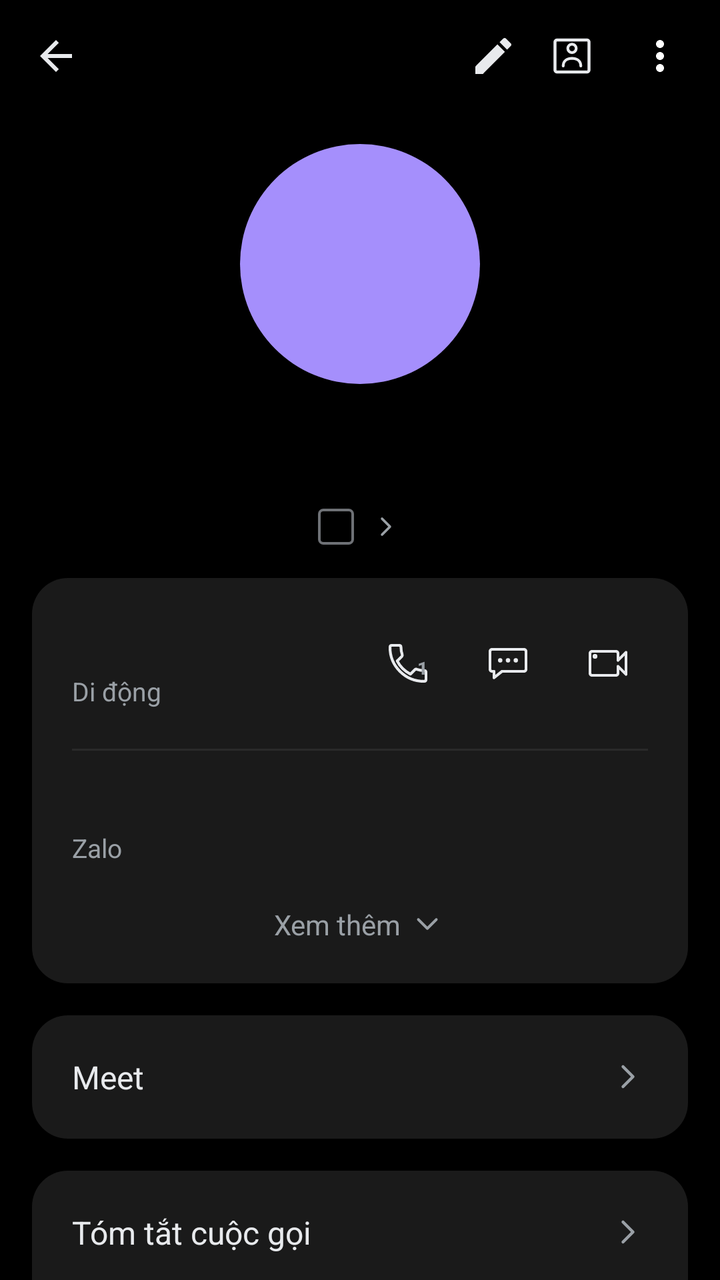
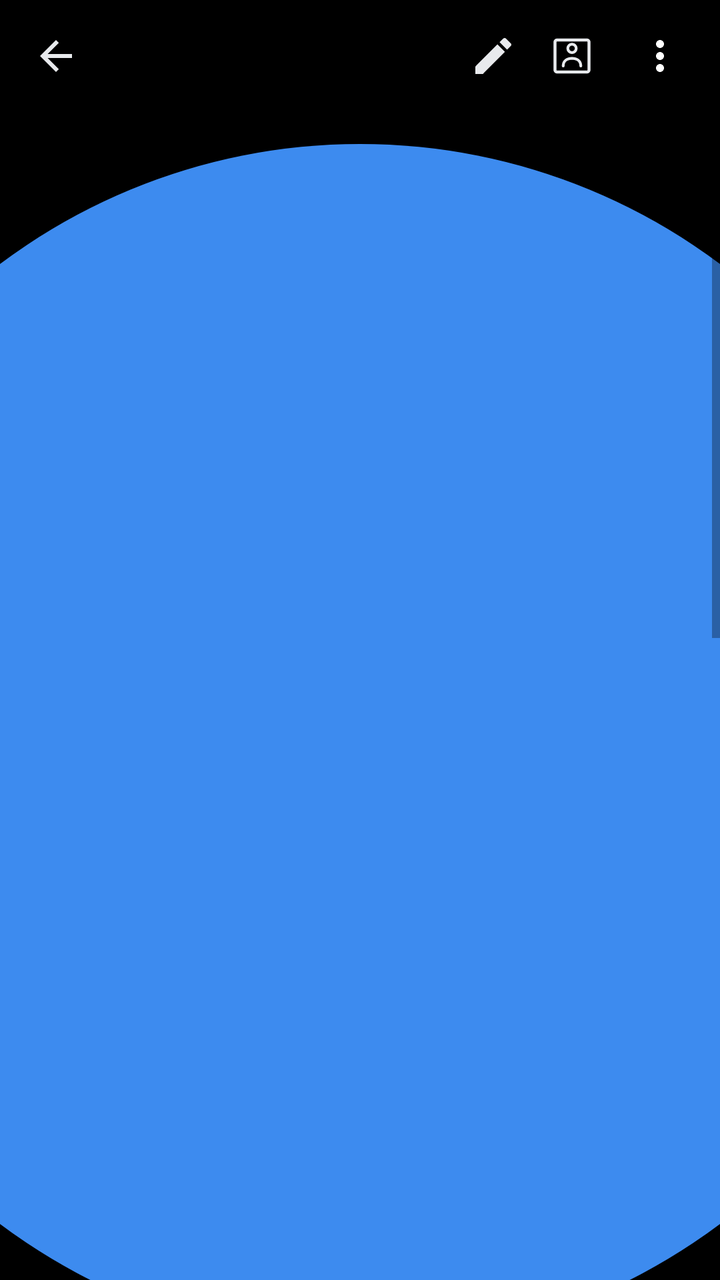

Two renders of the same Android screen: before a commit and after it. Below are the layout's source before the change and the commit's diff.
<!-- AndroidManifest.xml: application theme Theme.SimpleCall -->
<!-- res/layout/fragment_call_history.xml -->
<?xml version="1.0" encoding="utf-8"?>
<LinearLayout xmlns:android="http://schemas.android.com/apk/res/android"
    xmlns:app="http://schemas.android.com/apk/res-auto"
    android:layout_width="match_parent"
    android:layout_height="match_parent"
    android:orientation="vertical"
    android:background="@color/bg">

    
    <LinearLayout
        android:layout_width="match_parent" android:layout_height="56dp"
        android:orientation="horizontal" android:gravity="center_vertical"
        android:paddingStart="4dp" android:paddingEnd="8dp">

        <ImageButton android:id="@+id/btnBack"
            android:layout_width="48dp" android:layout_height="48dp"
            android:background="@android:color/transparent"
            android:src="@drawable/ic_arrow_back"
            android:contentDescription="Quay lại" />

        <Space android:layout_width="0dp" android:layout_height="1dp" android:layout_weight="1" />

        <ImageButton android:id="@+id/btnEdit"
            android:layout_width="35dp" android:layout_height="35dp"
            android:background="@android:color/transparent"
            android:src="@drawable/ic_edit"
            android:contentDescription="Sửa" />

        <ImageButton android:id="@+id/btnContactCard"
            android:layout_width="44dp" android:layout_height="44dp"
            android:background="@android:color/transparent"
            android:src="@drawable/ic_contact_card"
            android:contentDescription="Thẻ liên hệ" />

        <ImageButton android:id="@+id/btnMore"
            android:layout_width="44dp" android:layout_height="44dp"
            android:background="@android:color/transparent"
            android:src="@drawable/ic_more_vert"
            android:contentDescription="Thêm" />
    </LinearLayout>

    <ScrollView
        android:layout_width="match_parent" android:layout_height="0dp"
        android:layout_weight="1"
        android:clipToPadding="false"
        android:paddingBottom="24dp">

        <LinearLayout
            android:layout_width="match_parent" android:layout_height="wrap_content"
            android:orientation="vertical">

            
            <FrameLayout
                android:layout_width="120dp" android:layout_height="120dp"
                android:layout_gravity="center_horizontal"
                android:layout_marginTop="16dp">

                <TextView android:id="@+id/tvAvatar"
                    android:layout_width="120dp" android:layout_height="120dp"
                    android:background="@drawable/bg_avatar_circle"
                    android:gravity="center"
                    android:textSize="48sp" android:textColor="@color/white"
                    android:fontFamily="sans-serif-medium" />

                <ImageView android:id="@+id/ivDefaultAvatar"
                    android:layout_width="120dp" android:layout_height="120dp"
                    android:background="@drawable/bg_avatar_default"
                    android:src="@drawable/ic_person"
                    android:scaleType="center"
                    android:padding="30dp"
                    app:tint="@color/white"
                    android:visibility="gone"
                    android:contentDescription="@string/contact_photo" />
            </FrameLayout>

            
            <TextView android:id="@+id/tvTitle"
                android:layout_width="wrap_content" android:layout_height="wrap_content"
                android:layout_gravity="center_horizontal"
                android:layout_marginTop="16dp"
                android:layout_marginStart="32dp" android:layout_marginEnd="32dp"
                android:gravity="center"
                android:textSize="27sp" android:textStyle="bold"
                android:textColor="@color/text_primary"
                android:fontFamily="sans-serif-medium" />

            
            <LinearLayout android:id="@+id/rowSimDefault"
                android:layout_width="wrap_content" android:layout_height="wrap_content"
                android:layout_gravity="center_horizontal"
                android:layout_marginTop="10dp"
                android:orientation="horizontal" android:gravity="center_vertical"
                android:clickable="true" android:focusable="true">

                <TextView android:id="@+id/tvSimBadge"
                    android:layout_width="18dp" android:layout_height="18dp"
                    android:background="@drawable/bg_sim_badge"
                    android:gravity="center"
                    android:textSize="11sp" android:textColor="@color/text_secondary" />

                <TextView android:id="@+id/tvSubtitle"
                    android:layout_width="wrap_content" android:layout_height="wrap_content"
                    android:layout_marginStart="6dp"
                    android:textSize="14sp" android:textColor="@color/text_secondary" />

                <ImageView
                    android:layout_width="16dp" android:layout_height="16dp"
                    android:layout_marginStart="2dp"
                    android:src="@drawable/ic_chevron_right" />
            </LinearLayout>

            
            <LinearLayout
                android:layout_width="match_parent" android:layout_height="wrap_content"
                android:layout_margin="16dp"
                android:orientation="vertical"
                android:background="@drawable/bg_card_rounded"
                android:padding="20dp">

                <LinearLayout
                    android:layout_width="match_parent" android:layout_height="wrap_content"
                    android:orientation="horizontal" android:gravity="center_vertical">

                    <LinearLayout
                        android:layout_width="0dp" android:layout_height="wrap_content"
                        android:layout_weight="1" android:orientation="vertical">

                        <TextView android:id="@+id/tvNumber"
                            android:layout_width="wrap_content" android:layout_height="wrap_content"
                            android:textSize="19sp" android:textColor="@color/text_primary" />

                        <TextView android:id="@+id/tvNumberType"
                            android:layout_width="wrap_content" android:layout_height="wrap_content"
                            android:layout_marginTop="2dp"
                            android:text="@string/number_type_mobile"
                            android:textSize="13sp" android:textColor="@color/text_secondary" />
                    </LinearLayout>

                    
                    <FrameLayout
                        android:layout_width="40dp"
                        android:layout_height="40dp">
                        <ImageButton android:id="@+id/btnCallRow"
                            android:layout_width="match_parent"
                            android:layout_height="match_parent"
                            android:background="@android:color/transparent"
                            android:src="@drawable/ic_call_outline"
                            android:contentDescription="@string/call" />
                        
                        <TextView
                            android:id="@+id/tvCallSimNum"
                            android:layout_width="wrap_content"
                            android:layout_height="wrap_content"
                            android:layout_gravity="top|end"
                            android:layout_marginTop="16dp"
                            android:layout_marginEnd="10dp"
                            android:text="1"
                            android:textSize="9sp"
                            android:textStyle="bold"
                            android:textColor="@color/text_secondary"
                            android:fontFamily="sans-serif-medium" />
                    </FrameLayout>

                    <ImageButton android:id="@+id/btnMessageRow"
                        android:layout_width="40dp" android:layout_height="40dp"
                        android:layout_marginStart="10dp"
                        android:background="@android:color/transparent"
                        android:src="@drawable/ic_message_outline"
                        android:contentDescription="Nhắn tin" />

                    <ImageButton android:id="@+id/btnVideoRow"
                        android:layout_width="40dp" android:layout_height="40dp"
                        android:layout_marginStart="10dp"
                        android:background="@android:color/transparent"
                        android:src="@drawable/ic_video_call_outline"
                        android:contentDescription="Video call" />
                </LinearLayout>

                <View android:id="@+id/divBeforeZalo"
                    android:layout_width="match_parent" android:layout_height="1dp"
                    android:layout_marginTop="20dp" android:layout_marginBottom="16dp"
                    android:background="@color/divider" />

                <LinearLayout android:id="@+id/rowZalo"
                    android:layout_width="match_parent" android:layout_height="wrap_content"
                    android:orientation="vertical"
                    android:clickable="true" android:focusable="true">

                    <TextView android:id="@+id/tvZalo"
                        android:layout_width="wrap_content" android:layout_height="wrap_content"
                        android:textSize="16sp" android:textColor="@color/text_primary" />

                    <TextView
                        android:layout_width="wrap_content" android:layout_height="wrap_content"
                        android:layout_marginTop="2dp"
                        android:text="Zalo"
                        android:textSize="13sp" android:textColor="@color/text_secondary" />
                </LinearLayout>

                <LinearLayout android:id="@+id/rowSeeMore"
                    android:layout_width="match_parent" android:layout_height="wrap_content"
                    android:layout_marginTop="20dp"
                    android:orientation="horizontal" android:gravity="center"
                    android:clickable="true" android:focusable="true">

                    <TextView
                        android:layout_width="wrap_content" android:layout_height="wrap_content"
                        android:text="Xem thêm"
                        android:textSize="14sp" android:textColor="@color/text_secondary" />

                    <ImageView
                        android:layout_width="18dp" android:layout_height="18dp"
                        android:layout_marginStart="4dp"
                        android:src="@drawable/ic_chevron_down" />
                </LinearLayout>
            </LinearLayout>

            
            <LinearLayout android:id="@+id/rowMeet"
                android:layout_width="match_parent" android:layout_height="wrap_content"
                android:layout_marginStart="16dp" android:layout_marginEnd="16dp"
                android:orientation="horizontal" android:gravity="center_vertical"
                android:background="@drawable/bg_card_rounded"
                android:padding="20dp"
                android:clickable="true" android:focusable="true">

                <TextView
                    android:layout_width="0dp" android:layout_height="wrap_content"
                    android:layout_weight="1"
                    android:text="Meet"
                    android:textSize="16sp" android:textColor="@color/text_primary" />

                <ImageView
                    android:layout_width="20dp" android:layout_height="20dp"
                    android:src="@drawable/ic_chevron_right" />
            </LinearLayout>

            
            <LinearLayout
                android:layout_width="match_parent" android:layout_height="wrap_content"
                android:layout_margin="16dp"
                android:orientation="vertical"
                android:background="@drawable/bg_card_rounded">

                <LinearLayout android:id="@+id/rowCallSummary"
                    android:layout_width="match_parent" android:layout_height="wrap_content"
                    android:orientation="horizontal" android:gravity="center_vertical"
                    android:padding="20dp"
                    android:clickable="true" android:focusable="true">

                    <TextView
                        android:layout_width="0dp" android:layout_height="wrap_content"
                        android:layout_weight="1"
                        android:text="Tóm tắt cuộc gọi"
                        android:textSize="16sp" android:textColor="@color/text_primary" />

                    <ImageView
                        android:layout_width="20dp" android:layout_height="20dp"
                        android:src="@drawable/ic_chevron_right" />
                </LinearLayout>

                <View
                    android:layout_width="match_parent" android:layout_height="1dp"
                    android:layout_marginStart="20dp" android:layout_marginEnd="20dp"
                    android:background="@color/divider" />

                <LinearLayout android:id="@+id/rowCallRecording"
                    android:layout_width="match_parent" android:layout_height="wrap_content"
                    android:orientation="horizontal" android:gravity="center_vertical"
                    android:padding="20dp"
                    android:clickable="true" android:focusable="true">

                    <TextView
                        android:layout_width="0dp" android:layout_height="wrap_content"
                        android:layout_weight="1"
                        android:text="Bản ghi âm cuộc gọi"
                        android:textSize="16sp" android:textColor="@color/text_primary" />

                    <ImageView
                        android:layout_width="20dp" android:layout_height="20dp"
                        android:src="@drawable/ic_chevron_right" />
                </LinearLayout>
            </LinearLayout>

            
            <LinearLayout android:id="@+id/cardAddContact"
                android:layout_width="match_parent" android:layout_height="wrap_content"
                android:layout_margin="16dp"
                android:orientation="vertical"
                android:background="@drawable/bg_card_rounded"
                android:visibility="gone">

                <LinearLayout android:id="@+id/rowCreateContact"
                    android:layout_width="match_parent" android:layout_height="wrap_content"
                    android:orientation="horizontal" android:gravity="center_vertical"
                    android:padding="20dp"
                    android:clickable="true" android:focusable="true">

                    <TextView
                        android:layout_width="0dp" android:layout_height="wrap_content"
                        android:layout_weight="1"
                        android:text="Tạo liên hệ mới"
                        android:textSize="16sp" android:textColor="@color/text_primary" />

                    <ImageView
                        android:layout_width="20dp" android:layout_height="20dp"
                        android:src="@drawable/ic_chevron_right" />
                </LinearLayout>

                <View
                    android:layout_width="match_parent" android:layout_height="1dp"
                    android:layout_marginStart="20dp" android:layout_marginEnd="20dp"
                    android:background="@color/divider" />

                <LinearLayout android:id="@+id/rowAddExisting"
                    android:layout_width="match_parent" android:layout_height="wrap_content"
                    android:orientation="horizontal" android:gravity="center_vertical"
                    android:padding="20dp"
                    android:clickable="true" android:focusable="true">

                    <TextView
                        android:layout_width="0dp" android:layout_height="wrap_content"
                        android:layout_weight="1"
                        android:text="Thêm vào liên lạc hiện có"
                        android:textSize="16sp" android:textColor="@color/text_primary" />

                    <ImageView
                        android:layout_width="20dp" android:layout_height="20dp"
                        android:src="@drawable/ic_chevron_right" />
                </LinearLayout>
            </LinearLayout>

            
            <LinearLayout
                android:layout_width="match_parent" android:layout_height="wrap_content"
                android:layout_marginStart="20dp" android:layout_marginEnd="12dp"
                android:layout_marginTop="8dp"
                android:orientation="horizontal" android:gravity="center_vertical">

                <TextView
                    android:layout_width="0dp" android:layout_height="wrap_content"
                    android:layout_weight="1"
                    android:text="Nhật ký cuộc gọi"
                    android:textSize="15sp" android:textColor="@color/text_secondary" />

                <TextView android:id="@+id/btnClearLog"
                    android:layout_width="wrap_content" android:layout_height="wrap_content"
                    android:text="Xóa"
                    android:textSize="15sp" android:textColor="@color/accent_blue"
                    android:padding="8dp"
                    android:clickable="true" android:focusable="true" />
            </LinearLayout>

            
            <LinearLayout android:id="@+id/llHistoryEntries"
                android:layout_width="match_parent" android:layout_height="wrap_content"
                android:layout_margin="16dp"
                android:orientation="vertical"
                android:background="@drawable/bg_card_rounded" />

        </LinearLayout>
    </ScrollView>
</LinearLayout>
<!-- resources referenced by this layout -->
<resources>
  <color name="accent_blue">#1A73E8</color>
  <color name="bg">#000000</color>
  <color name="divider">#2A2A2A</color>
  <color name="text_primary">#E8EAED</color>
  <color name="text_secondary">#9AA0A6</color>
  <color name="white">#FFFFFF</color>
  <!-- drawable bg_avatar_circle (drawable) -->
  <?xml version="1.0" encoding="utf-8"?>
  <shape xmlns:android="http://schemas.android.com/apk/res/android"
      android:shape="oval">
      <solid android:color="@color/avatar_purple" />
  </shape>
  <!-- drawable bg_avatar_default (drawable) -->
  <?xml version="1.0" encoding="utf-8"?>
  <shape xmlns:android="http://schemas.android.com/apk/res/android"
      android:shape="oval">
      <solid android:color="@color/accent_blue" />
  </shape>
  <!-- drawable bg_card_rounded (drawable) -->
  <?xml version="1.0" encoding="utf-8"?>
  <shape xmlns:android="http://schemas.android.com/apk/res/android"
      android:shape="rectangle">
      <solid android:color="@color/detail_card_bg" />
      <corners android:radius="18dp" />
  </shape>
  <!-- drawable bg_sim_badge (drawable) -->
  <?xml version="1.0" encoding="utf-8"?>
  <shape xmlns:android="http://schemas.android.com/apk/res/android"
      android:shape="rectangle">
      <stroke android:width="1.2dp" android:color="@color/call_log_muted" />
      <corners android:radius="2dp" />
      <solid android:color="@android:color/transparent" />
  </shape>
  <!-- drawable ic_arrow_back (drawable) -->
  <?xml version="1.0" encoding="utf-8"?>
  <vector xmlns:android="http://schemas.android.com/apk/res/android"
      android:width="24dp" android:height="24dp"
      android:viewportWidth="24" android:viewportHeight="24">
      
      <path android:fillColor="@color/text_primary"
          android:pathData="M20,11H7.83l5.59-5.59L12,4l-8,8 8,8 1.41-1.41L7.83,13H20v-2z"/>
  </vector>
  <!-- drawable ic_edit (drawable) -->
  <?xml version="1.0" encoding="utf-8"?>
  <vector xmlns:android="http://schemas.android.com/apk/res/android"
      android:width="24dp" android:height="24dp"
      android:viewportWidth="24" android:viewportHeight="24">
      <path android:fillColor="@color/text_primary"
          android:pathData="M3,17.25V21h3.75L17.81,9.94l-3.75,-3.75L3,17.25zM20.71,7.04c0.39,-0.39 0.39,-1.02 0,-1.41l-2.34,-2.34c-0.39,-0.39 -1.02,-0.39 -1.41,0l-1.83,1.83 3.75,3.75 1.83,-1.83z"/>
  </vector>
  <!-- drawable ic_more_vert (drawable) -->
  <?xml version="1.0" encoding="utf-8"?>
  <vector xmlns:android="http://schemas.android.com/apk/res/android"
      android:width="24dp" android:height="24dp"
      android:viewportWidth="24" android:viewportHeight="24">
      <path android:fillColor="#FFFFFF"
          android:pathData="M12,8c1.1,0 2,-0.9 2,-2s-0.9,-2 -2,-2 -2,0.9 -2,2 0.9,2 2,2zM12,10c-1.1,0 -2,0.9 -2,2s0.9,2 2,2 2,-0.9 2,-2 -0.9,-2 -2,-2zM12,16c-1.1,0 -2,0.9 -2,2s0.9,2 2,2 2,-0.9 2,-2 -0.9,-2 -2,-2z"/>
  </vector>
  <!-- drawable ic_person (drawable) -->
  <?xml version="1.0" encoding="utf-8"?>
  <vector xmlns:android="http://schemas.android.com/apk/res/android"
      android:width="24dp" android:height="24dp"
      android:viewportWidth="24" android:viewportHeight="24">
      <path android:fillColor="#FFFFFFFF"
          android:pathData="M12,12c2.21,0 4,-1.79 4,-4s-1.79,-4 -4,-4 -4,1.79 -4,4 1.79,4 4,4zM12,14c-2.67,0 -8,1.34 -8,4v2h16v-2c0,-2.66 -5.33,-4 -8,-4z"/>
  </vector>
  <string name="call">Gọi</string>
  <string name="contact_photo">Ảnh liên hệ</string>
  <string name="number_type_mobile">Di động</string>
  <color name="avatar_purple">#A58FFC</color>
  <color name="detail_card_bg">#1A1A1A</color>
  <color name="call_log_muted">#6E7176</color>
  <color name="primary">#1E8E3E</color>
  <color name="primary_dark">#137333</color>
  <!-- unchanged entries left out for length: 7 -->
</resources>

<!-- the commit's change to res/layout/fragment_call_history.xml (unified diff, before → after) -->
@@ -51,23 +51,23 @@
 
             
             <FrameLayout
-                android:layout_width="120dp" android:layout_height="120dp"
+                android:layout_width="600dp" android:layout_height="600dp"
                 android:layout_gravity="center_horizontal"
                 android:layout_marginTop="16dp">
 
                 <TextView android:id="@+id/tvAvatar"
-                    android:layout_width="120dp" android:layout_height="120dp"
+                    android:layout_width="600dp" android:layout_height="600dp"
                     android:background="@drawable/bg_avatar_circle"
                     android:gravity="center"
-                    android:textSize="48sp" android:textColor="@color/white"
+                    android:textSize="200sp" android:textColor="@color/white"
                     android:fontFamily="sans-serif-medium" />
 
                 <ImageView android:id="@+id/ivDefaultAvatar"
-                    android:layout_width="120dp" android:layout_height="120dp"
+                    android:layout_width="600dp" android:layout_height="600dp"
                     android:background="@drawable/bg_avatar_default"
                     android:src="@drawable/ic_person"
                     android:scaleType="center"
-                    android:padding="30dp"
+                    android:padding="150dp"
                     app:tint="@color/white"
                     android:visibility="gone"
                     android:contentDescription="@string/contact_photo" />
@@ -80,7 +80,7 @@
                 android:layout_marginTop="16dp"
                 android:layout_marginStart="32dp" android:layout_marginEnd="32dp"
                 android:gravity="center"
-                android:textSize="27sp" android:textStyle="bold"
+                android:textSize="40sp" android:textStyle="bold"
                 android:textColor="@color/text_primary"
                 android:fontFamily="sans-serif-medium" />
 
<!-- resource entries referenced after the edit -->
@@ -69,7 +69,7 @@
   <string name="call">Gọi</string>
   <string name="contact_photo">Ảnh liên hệ</string>
   <string name="number_type_mobile">Di động</string>
-  <color name="avatar_purple">#A58FFC</color>
+  <color name="avatar_purple">#3D8BEF</color>
   <color name="detail_card_bg">#1A1A1A</color>
   <color name="call_log_muted">#6E7176</color>
   <color name="primary">#1E8E3E</color>
